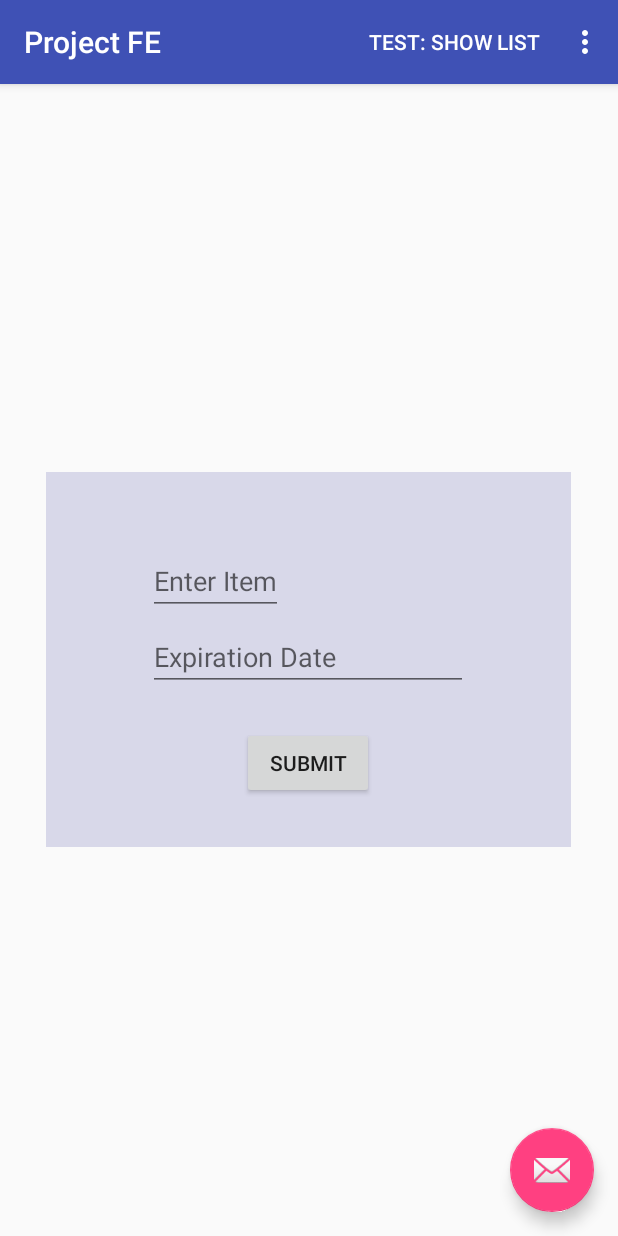
After one commit to ucsdCSE110wi16/CSE110W240T3, an Android app: the fragment EntryFragment placed in its activity, on a phone screen of 412 x 824 dp. The commit adds this screen. Run offline under Robolectric (Android 15) with nearby library versions, the phone set to English and light mode, and no system bars; 4 statements that could not run were skipped.

Commit message:
Added popup entry fragment (very barebones)

```diff
--- /dev/null
+++ b/app/src/main/java/edu/fe/EntryFragment.java
@@ -0,0 +1,133 @@
+package edu.fe;
+
+import android.app.Activity;
+import android.content.Context;
+import android.net.Uri;
+import android.os.Bundle;
+import android.util.DisplayMetrics;
+import android.view.ContextThemeWrapper;
+import android.view.LayoutInflater;
+import android.view.View;
+import android.view.ViewGroup;
+import android.app.Fragment;
+import android.view.Window;
+import android.view.WindowManager;
+import android.widget.Button;
+import android.widget.TextView;
+
+import edu.fe.util.FoodItem;
+
+
+/**
+ * A simple {@link Fragment} subclass.
+ * Activities that contain this fragment must implement the
+ * {@link EntryFragment.OnFragmentInteractionListener} interface
+ * to handle interaction events.
+ * Use the {@link EntryFragment#newInstance} factory method to
+ * create an instance of this fragment.
+ */
+public class EntryFragment extends Fragment {
+    // TODO: Rename parameter arguments, choose names that match
+    // the fragment initialization parameters, e.g. ARG_ITEM_NUMBER
+    private static final String ARG_PARAM1 = "param1";
+    private static final String ARG_PARAM2 = "param2";
+
+    // TODO: Rename and change types of parameters
+    private String mParam1;
+    private String mParam2;
+
+    private OnFragmentInteractionListener mListener;
+
+    public EntryFragment() {
+        // Required empty public constructor
+    }
+
+    /**
+     * Use this factory method to create a new instance of
+     * this fragment using the provided parameters.
+     *
+     * @return A new instance of fragment EntryFragment.
+     */
+    // TODO: Rename and change types and number of parameters
+    public static EntryFragment newInstance() {
+        EntryFragment fragment = new EntryFragment();
+        Bundle args = new Bundle();
+        fragment.setArguments(args);
+        return fragment;
+    }
+
+    @Override
+    public void onCreate(Bundle savedInstanceState) {
+        super.onCreate(savedInstanceState);
+        if (getArguments() != null) {
+            mParam1 = getArguments().getString(ARG_PARAM1);
+            mParam2 = getArguments().getString(ARG_PARAM2);
+        }
+
+    }
+
+    @Override
+    public View onCreateView(LayoutInflater inflater, ViewGroup container,
+                             Bundle savedInstanceState) {
+        // Inflate the layout for this fragment
+        View view = null;
+        view = inflater.inflate(R.layout.fragment_entry, container, false);
+        TextView tv = (TextView) view.findViewById(R.id.editText);
+
+        Button sBtn = (Button) view.findViewById(R.id.btnSubmit);
+        sBtn.setOnClickListener(new View.OnClickListener(){
+            @Override
+            public void onClick(View view){
+                getActivity().getFragmentManager().beginTransaction().remove(EntryFragment.this).commit();
+            }
+        });
+
+        return view;
+    }
+
+
+    // TODO: Rename method, update argument and hook method into UI event
+    public void onButtonPressed(Uri uri) {
+        if (mListener != null) {
+            mListener.onFragmentInteraction(uri);
+        }
+    }
+
+
+    @Override
+    public void onAttach(Context context) {
+        super.onAttach(context);
+    }
+
+    @Override
+    public void onAttach(Activity activity) {
+        super.onAttach(activity);
+        if (activity instanceof OnFragmentInteractionListener) {
+            mListener = (OnFragmentInteractionListener) activity;
+        } else {
+            throw new RuntimeException(activity.toString()
+                    + " must implement OnFragmentInteractionListener");
+        }
+    }
+
+    @Override
+    public void onDetach() {
+        super.onDetach();
+        mListener = null;
+    }
+
+    /**
+     * This interface must be implemented by activities that contain this
+     * fragment to allow an interaction in this fragment to be communicated
+     * to the activity and potentially other fragments contained in that
+     * activity.
+     * <p/>
+     * See the Android Training lesson <a href=
+     * "http://developer.android.com/training/basics/fragments/communicating.html"
+     * >Communicating with Other Fragments</a> for more information.
+     */
+    public interface OnFragmentInteractionListener {
+        //TODO: Update argument type and name
+        void onFragmentInteraction(Uri uri);
+    }
+}
--- /dev/null
+++ b/app/src/main/res/layout/fragment_entry.xml
@@ -0,0 +1,43 @@
+<RelativeLayout xmlns:android="http://schemas.android.com/apk/res/android"
+    xmlns:tools="http://schemas.android.com/tools"
+    android:layout_gravity="center"
+    android:layout_width="350dp"
+    android:layout_height="250dp"
+    android:background="#d8d8e9"
+    tools:context="edu.fe.EntryFragment">
+
+    <!-- TODO: Update blank fragment layout -->
+
+    <EditText
+        android:layout_width="wrap_content"
+        android:layout_height="wrap_content"
+        android:layout_centerInParent="true"
+        android:id="@+id/editText"
+        android:layout_marginTop="50dp"
+        android:hint="Enter Item"
+
+        android:layout_alignParentTop="true"
+        android:layout_alignStart="@+id/editText2"
+        android:inputType="text" />
+
+    <EditText
+        android:layout_width="wrap_content"
+        android:layout_height="wrap_content"
+        android:inputType="date"
+        android:ems="10"
+        android:id="@+id/editText2"
+        android:layout_below="@+id/editText"
+        android:layout_centerHorizontal="true"
+        android:layout_marginTop="5dp"
+        android:hint="Expiration Date" />
+
+    <Button
+        android:layout_width="wrap_content"
+        android:layout_height="wrap_content"
+        android:text="Submit"
+        android:id="@+id/btnSubmit"
+        android:layout_alignParentBottom="true"
+        android:layout_centerHorizontal="true"
+        android:layout_marginBottom="32dp" />
+
+</RelativeLayout>
```
Also changed, not shown: app/src/main/java/edu/fe/MainActivity.java (+72 -7 lines).
